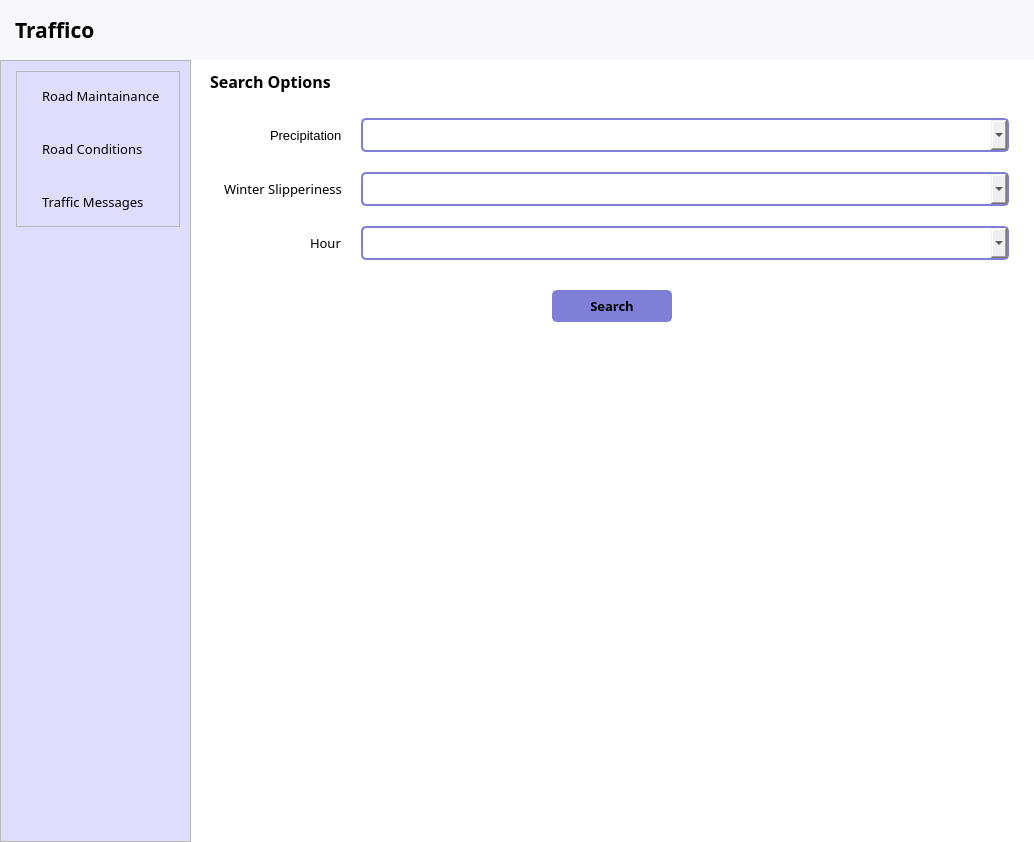
FAHID-KHAN/Traffico-Finnish-Traffic-System-, file interface.ui: the form before one commit.
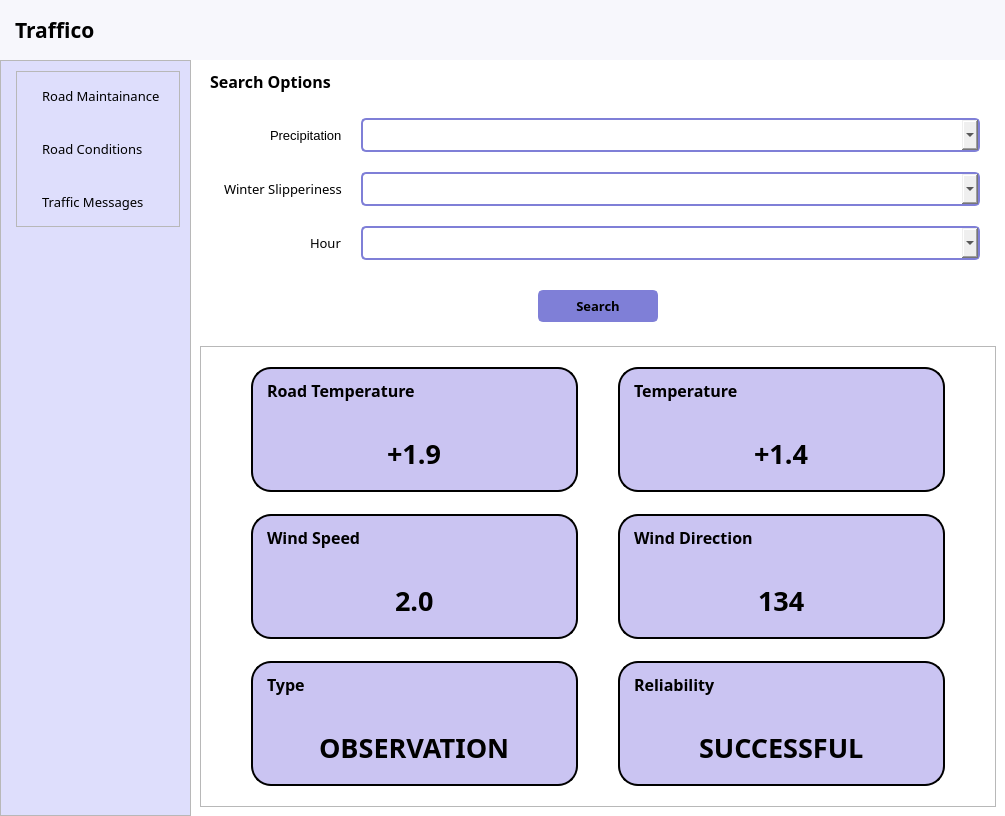
The form after the commit. The open tabs and pages were chosen to show the change. Icons and pictures are not drawn.

Commit message: Add: road conditions graphics widget Update: MVC

```diff
--- a/interface.ui
+++ b/interface.ui
@@ -6,8 +6,8 @@
    <rect>
     <x>0</x>
     <y>0</y>
-    <width>1034</width>
-    <height>842</height>
+    <width>1005</width>
+    <height>816</height>
    </rect>
   </property>
   <property name="windowTitle">
@@ -42,17 +42,7 @@
 	background-color: #7f7fd7;
 }
 
-#main_button{
-	padding: 10px;
-	text-align: left;
-}
-
-#cond_button{
-	padding: 10px;
-	text-align: left;
-}
-
-#msg_button{
+#main_button, #cond_button, #msg_button{
 	padding: 10px;
 	text-align: left;
 }
@@ -63,17 +53,7 @@
 	text-align: left;
 }
 
-#main_submit_btn{
-	background-color: #7f7fd7;
-	border: 2px solid #7f7fd7;
-}
-
-#cond_submit_btn{
-	background-color: #7f7fd7;
-	border: 2px solid #7f7fd7;
-}
-
-#msg_submit_btn{
+#main_submit_btn, #cond_submit_btn, #msg_submit_btn{
 	background-color: #7f7fd7;
 	border: 2px solid #7f7fd7;
 }
@@ -102,8 +82,11 @@
 	background-color: #eeeeff;
 }*/
 
-QGraphicsView{
-	border: none;
+#style_frame_1, #style_frame_2, #style_frame_3, #style_frame_4, #style_frame_5, #style_frame_6{
+	background-color: #cac4f2;
+	border: 2px solid #000;
+	border-radius: 20px;
+	padding: 5px;
 }
 </string>
    </property>
@@ -1056,7 +1039,442 @@
                        <item>
                         <widget class="QStackedWidget" name="stacked_widget_2">
                          <widget class="QWidget" name="blank_page_2"/>
-                         <widget class="QWidget" name="results_page_2"/>
+                         <widget class="QWidget" name="results_page_2">
+                          <layout class="QHBoxLayout" name="horizontalLayout_14">
+                           <item>
+                            <widget class="QFrame" name="frame_2">
+                             <property name="sizePolicy">
+                              <sizepolicy hsizetype="Preferred" vsizetype="Preferred">
+                               <horstretch>0</horstretch>
+                               <verstretch>0</verstretch>
+                              </sizepolicy>
+                             </property>
+                             <property name="frameShape">
+                              <enum>QFrame::StyledPanel</enum>
+                             </property>
+                             <property name="frameShadow">
+                              <enum>QFrame::Raised</enum>
+                             </property>
+                             <layout class="QGridLayout" name="gridLayout">
+                              <property name="leftMargin">
+                               <number>50</number>
+                              </property>
+                              <property name="topMargin">
+                               <number>20</number>
+                              </property>
+                              <property name="rightMargin">
+                               <number>50</number>
+                              </property>
+                              <property name="bottomMargin">
+                               <number>20</number>
+                              </property>
+                              <property name="horizontalSpacing">
+                               <number>40</number>
+                              </property>
+                              <property name="verticalSpacing">
+                               <number>22</number>
+                              </property>
+                              <item row="0" column="0">
+                               <widget class="QFrame" name="style_frame_1">
+                                <property name="font">
+                                 <font>
+                                  <family>Mulish</family>
+                                  <pointsize>10</pointsize>
+                                 </font>
+                                </property>
+                                <property name="frameShape">
+                                 <enum>QFrame::StyledPanel</enum>
+                                </property>
+                                <property name="lineWidth">
+                                 <number>1</number>
+                                </property>
+                                <property name="midLineWidth">
+                                 <number>0</number>
+                                </property>
+                                <layout class="QVBoxLayout" name="verticalLayout_12">
+                                 <property name="spacing">
+                                  <number>0</number>
+                                 </property>
+                                 <property name="leftMargin">
+                                  <number>0</number>
+                                 </property>
+                                 <property name="topMargin">
+                                  <number>0</number>
+                                 </property>
+                                 <property name="rightMargin">
+                                  <number>0</number>
+                                 </property>
+                                 <property name="bottomMargin">
+                                  <number>0</number>
+                                 </property>
+                                 <item alignment="Qt::AlignTop">
+                                  <widget class="QLabel" name="label_1">
+                                   <property name="font">
+                                    <font>
+                                     <family>Mulish</family>
+                                     <pointsize>12</pointsize>
+                                     <weight>75</weight>
+                                     <bold>true</bold>
+                                    </font>
+                                   </property>
+                                   <property name="text">
+                                    <string>Road Temperature</string>
+                                   </property>
+                                  </widget>
+                                 </item>
+                                 <item alignment="Qt::AlignHCenter|Qt::AlignTop">
+                                  <widget class="QLabel" name="data_label_1">
+                                   <property name="font">
+                                    <font>
+                                     <family>Mulish</family>
+                                     <pointsize>20</pointsize>
+                                     <weight>75</weight>
+                                     <bold>true</bold>
+                                    </font>
+                                   </property>
+                                   <property name="text">
+                                    <string>+1.9</string>
+                                   </property>
+                                  </widget>
+                                 </item>
+                                </layout>
+                               </widget>
+                              </item>
+                              <item row="0" column="1">
+                               <widget class="QFrame" name="style_frame_2">
+                                <property name="font">
+                                 <font>
+                                  <family>Mulish</family>
+                                  <pointsize>10</pointsize>
+                                 </font>
+                                </property>
+                                <property name="frameShape">
+                                 <enum>QFrame::StyledPanel</enum>
+                                </property>
+                                <property name="lineWidth">
+                                 <number>1</number>
+                                </property>
+                                <property name="midLineWidth">
+                                 <number>0</number>
+                                </property>
+                                <layout class="QVBoxLayout" name="verticalLayout_13">
+                                 <property name="spacing">
+                                  <number>0</number>
+                                 </property>
+                                 <property name="leftMargin">
+                                  <number>0</number>
+                                 </property>
+                                 <property name="topMargin">
+                                  <number>0</number>
+                                 </property>
+                                 <property name="rightMargin">
+                                  <number>0</number>
+                                 </property>
+                                 <property name="bottomMargin">
+                                  <number>0</number>
+                                 </property>
+                                 <item alignment="Qt::AlignTop">
+                                  <widget class="QLabel" name="label_2">
+                                   <property name="font">
+                                    <font>
+                                     <family>Mulish</family>
+                                     <pointsize>12</pointsize>
+                                     <weight>75</weight>
+                                     <bold>true</bold>
+                                    </font>
+                                   </property>
+                                   <property name="text">
+                                    <string>Temperature</string>
+                                   </property>
+                                  </widget>
+                                 </item>
+                                 <item alignment="Qt::AlignHCenter|Qt::AlignTop">
+                                  <widget class="QLabel" name="data_label_2">
+                                   <property name="font">
+                                    <font>
+                                     <family>Mulish</family>
+                                     <pointsize>20</pointsize>
+                                     <weight>75</weight>
+                                     <bold>true</bold>
+                                    </font>
+                                   </property>
+                                   <property name="text">
+                                    <string>+1.4</string>
+                                   </property>
+                                  </widget>
+                                 </item>
+                                </layout>
+                               </widget>
+                              </item>
+                              <item row="2" column="0">
+                               <widget class="QFrame" name="style_frame_5">
+                                <property name="font">
+                                 <font>
+                                  <family>Mulish</family>
+                                  <pointsize>10</pointsize>
+                                 </font>
+                                </property>
+                                <property name="frameShape">
+                                 <enum>QFrame::StyledPanel</enum>
+                                </property>
+                                <property name="lineWidth">
+                                 <number>1</number>
+                                </property>
+                                <property name="midLineWidth">
+                                 <number>0</number>
+                                </property>
+                                <layout class="QVBoxLayout" name="verticalLayout_14">
+                                 <property name="spacing">
+                                  <number>0</number>
+                                 </property>
+                                 <property name="leftMargin">
+                                  <number>0</number>
+                                 </property>
+                                 <property name="topMargin">
+                                  <number>0</number>
+                                 </property>
+                                 <property name="rightMargin">
+                                  <number>0</number>
+                                 </property>
+                                 <property name="bottomMargin">
+                                  <number>0</number>
+                                 </property>
+                                 <item alignment="Qt::AlignTop">
+                                  <widget class="QLabel" name="label_5">
+                                   <property name="font">
+                                    <font>
+                                     <family>Mulish</family>
+                                     <pointsize>12</pointsize>
+                                     <weight>75</weight>
+                                     <bold>true</bold>
+                                    </font>
+                                   </property>
+                                   <property name="text">
+                                    <string>Type</string>
+                                   </property>
+                                  </widget>
+                                 </item>
+                                 <item alignment="Qt::AlignHCenter|Qt::AlignTop">
+                                  <widget class="QLabel" name="data_label_5">
+                                   <property name="font">
+                                    <font>
+                                     <family>Mulish</family>
+                                     <pointsize>20</pointsize>
+                                     <weight>75</weight>
+                                     <bold>true</bold>
+                                    </font>
+                                   </property>
+                                   <property name="text">
+                                    <string>OBSERVATION</string>
+                                   </property>
+                                  </widget>
+                                 </item>
+                                </layout>
+                               </widget>
+                              </item>
+                              <item row="1" column="0">
+                               <widget class="QFrame" name="style_frame_3">
+                                <property name="font">
+                                 <font>
+                                  <family>Mulish</family>
+                                  <pointsize>10</pointsize>
+                                 </font>
+                                </property>
+                                <property name="frameShape">
+                                 <enum>QFrame::StyledPanel</enum>
+                                </property>
+                                <property name="lineWidth">
+                                 <number>1</number>
+                                </property>
+                                <property name="midLineWidth">
+                                 <number>0</number>
+                                </property>
+                                <layout class="QVBoxLayout" name="verticalLayout_15">
+                                 <property name="spacing">
+                                  <number>0</number>
+                                 </property>
+                                 <property name="leftMargin">
+                                  <number>0</number>
+                                 </property>
+                                 <property name="topMargin">
+                                  <number>0</number>
+                                 </property>
+                                 <property name="rightMargin">
+                                  <number>0</number>
+                                 </property>
+                                 <property name="bottomMargin">
+                                  <number>0</number>
+                                 </property>
+                                 <item alignment="Qt::AlignTop">
+                                  <widget class="QLabel" name="label_3">
+                                   <property name="font">
+                                    <font>
+                                     <family>Mulish</family>
+                                     <pointsize>12</pointsize>
+                                     <weight>75</weight>
+                                     <bold>true</bold>
+                                    </font>
+                                   </property>
+                                   <property name="text">
+                                    <string>Wind Speed</string>
+                                   </property>
+                                  </widget>
+                                 </item>
+                                 <item alignment="Qt::AlignHCenter|Qt::AlignTop">
+                                  <widget class="QLabel" name="data_label_3">
+                                   <property name="font">
+                                    <font>
+                                     <family>Mulish</family>
+                                     <pointsize>20</pointsize>
+                                     <weight>75</weight>
+                                     <bold>true</bold>
+                                    </font>
+                                   </property>
+                                   <property name="text">
+                                    <string>2.0</string>
+                                   </property>
+                                  </widget>
+                                 </item>
+                                </layout>
+                               </widget>
+                              </item>
+                              <item row="2" column="1">
+                               <widget class="QFrame" name="style_frame_6">
+                                <property name="font">
+                                 <font>
+                                  <family>Mulish</family>
+                                  <pointsize>10</pointsize>
+                                 </font>
+                                </property>
+                                <property name="frameShape">
+                                 <enum>QFrame::StyledPanel</enum>
+                                </property>
+                                <property name="lineWidth">
+                                 <number>1</number>
+                                </property>
+                                <property name="midLineWidth">
+                                 <number>0</number>
+                                </property>
+                                <layout class="QVBoxLayout" name="verticalLayout_16">
+                                 <property name="spacing">
+                                  <number>0</number>
+                                 </property>
+                                 <property name="leftMargin">
+                                  <number>0</number>
+                                 </property>
+                                 <property name="topMargin">
+                                  <number>0</number>
+                                 </property>
+                                 <property name="rightMargin">
+                                  <number>0</number>
+                                 </property>
+                                 <property name="bottomMargin">
+                                  <number>0</number>
+                                 </property>
+                                 <item alignment="Qt::AlignTop">
+                                  <widget class="QLabel" name="label_6">
+                                   <property name="font">
+                                    <font>
+                                     <family>Mulish</family>
+                                     <pointsize>12</pointsize>
+                                     <weight>75</weight>
+                                     <bold>true</bold>
+                                    </font>
+                                   </property>
+                                   <property name="text">
+                                    <string>Reliability</string>
+                                   </property>
+                                  </widget>
+                                 </item>
+                                 <item alignment="Qt::AlignHCenter|Qt::AlignTop">
+                                  <widget class="QLabel" name="data_label_6">
+                                   <property name="font">
+                                    <font>
+                                     <family>Mulish</family>
+                                     <pointsize>20</pointsize>
+                                     <weight>75</weight>
+                                     <bold>true</bold>
+                                    </font>
+                                   </property>
+                                   <property name="text">
+                                    <string>SUCCESSFUL</string>
+                                   </property>
+                                  </widget>
+                                 </item>
+                                </layout>
+                               </widget>
+                              </item>
+                              <item row="1" column="1">
+                               <widget class="QFrame" name="style_frame_4">
+                                <property name="font">
+                                 <font>
+                                  <family>Mulish</family>
+                                  <pointsize>10</pointsize>
+                                 </font>
+                                </property>
+                                <property name="frameShape">
+                                 <enum>QFrame::StyledPanel</enum>
+                                </property>
+                                <property name="lineWidth">
+                                 <number>1</number>
+                                </property>
+                                <property name="midLineWidth">
+                                 <number>0</number>
+                                </property>
+                                <layout class="QVBoxLayout" name="verticalLayout_17">
+                                 <property name="spacing">
+                                  <number>0</number>
+                                 </property>
+                                 <property name="leftMargin">
+                                  <number>0</number>
+                                 </property>
+                                 <property name="topMargin">
+                                  <number>0</number>
+                                 </property>
+                                 <property name="rightMargin">
+                                  <number>0</number>
+                                 </property>
+                                 <property name="bottomMargin">
+                                  <number>0</number>
+                                 </property>
+                                 <item alignment="Qt::AlignTop">
+                                  <widget class="QLabel" name="label_4">
+                                   <property name="font">
+                                    <font>
+                                     <family>Mulish</family>
+                                     <pointsize>12</pointsize>
+                                     <weight>75</weight>
+                                     <bold>true</bold>
+                                    </font>
+                                   </property>
+                                   <property name="text">
+                                    <string>Wind Direction</string>
+                                   </property>
+                                  </widget>
+                                 </item>
+                                 <item alignment="Qt::AlignHCenter|Qt::AlignTop">
+                                  <widget class="QLabel" name="data_label_4">
+                                   <property name="font">
+                                    <font>
+                                     <family>Mulish</family>
+                                     <pointsize>20</pointsize>
+                                     <weight>75</weight>
+                                     <bold>true</bold>
+                                    </font>
+                                   </property>
+                                   <property name="text">
+                                    <string>134</string>
+                                   </property>
+                                  </widget>
+                                 </item>
+                                </layout>
+                               </widget>
+                              </item>
+                             </layout>
+                            </widget>
+                           </item>
+                          </layout>
+                         </widget>
                         </widget>
                        </item>
                       </layout>
```
Left out of the diff: 3 changed lines with no effect on the pictures. The commit also changes 5 other files.
